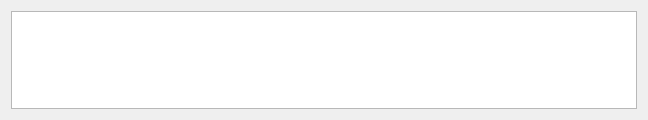
Old version of the form GUI/quoto.ui in the repository TrigonaMinima/Quoto.
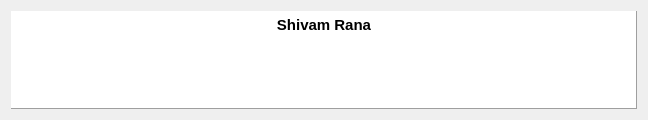
New version of the form.

```diff
--- a/GUI/quoto.ui
+++ b/GUI/quoto.ui
@@ -13,15 +13,39 @@
   <property name="windowTitle">
    <string>Quoto</string>
   </property>
-  <layout class="QHBoxLayout" name="horizontalLayout">
-   <item>
+  <layout class="QGridLayout" name="gridLayout">
+   <property name="sizeConstraint">
+    <enum>QLayout::SetMaximumSize</enum>
+   </property>
+   <item row="0" column="0">
     <widget class="QTextBrowser" name="textBrowser">
+     <property name="enabled">
+      <bool>true</bool>
+     </property>
+     <property name="font">
+      <font>
+       <weight>75</weight>
+       <bold>true</bold>
+      </font>
+     </property>
+     <property name="autoFillBackground">
+      <bool>true</bool>
+     </property>
+     <property name="frameShape">
+      <enum>QFrame::Panel</enum>
+     </property>
+     <property name="frameShadow">
+      <enum>QFrame::Raised</enum>
+     </property>
+     <property name="lineWidth">
+      <number>1</number>
+     </property>
      <property name="html">
       <string>&lt;!DOCTYPE HTML PUBLIC &quot;-//W3C//DTD HTML 4.0//EN&quot; &quot;http://www.w3.org/TR/REC-html40/strict.dtd&quot;&gt;
 &lt;html&gt;&lt;head&gt;&lt;meta name=&quot;qrichtext&quot; content=&quot;1&quot; /&gt;&lt;style type=&quot;text/css&quot;&gt;
 p, li { white-space: pre-wrap; }
-&lt;/style&gt;&lt;/head&gt;&lt;body style=&quot; font-family:'WenQuanYi Micro Hei'; font-size:11pt; font-weight:400; font-style:normal;&quot;&gt;
-&lt;p style=&quot;-qt-paragraph-type:empty; margin-top:0px; margin-bottom:0px; margin-left:0px; margin-right:0px; -qt-block-indent:0; text-indent:0px;&quot;&gt;&lt;br /&gt;&lt;/p&gt;&lt;/body&gt;&lt;/html&gt;</string>
+&lt;/style&gt;&lt;/head&gt;&lt;body style=&quot; font-family:'WenQuanYi Micro Hei'; font-size:11pt; font-weight:600; font-style:normal;&quot;&gt;
+&lt;p align=&quot;center&quot; style=&quot; margin-top:0px; margin-bottom:0px; margin-left:0px; margin-right:0px; -qt-block-indent:0; text-indent:0px;&quot;&gt;Shivam Rana&lt;/p&gt;&lt;/body&gt;&lt;/html&gt;</string>
      </property>
      <property name="acceptRichText">
       <bool>false</bool>
```
Left out of the diff: 10 changed lines with no effect on the pictures.
